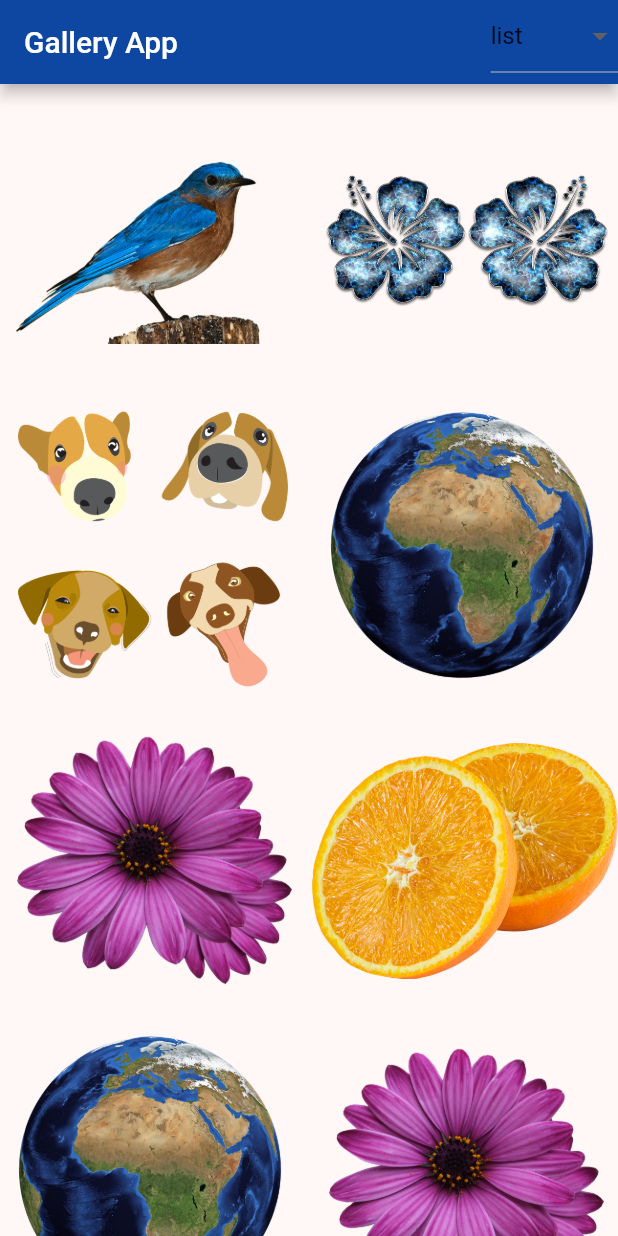
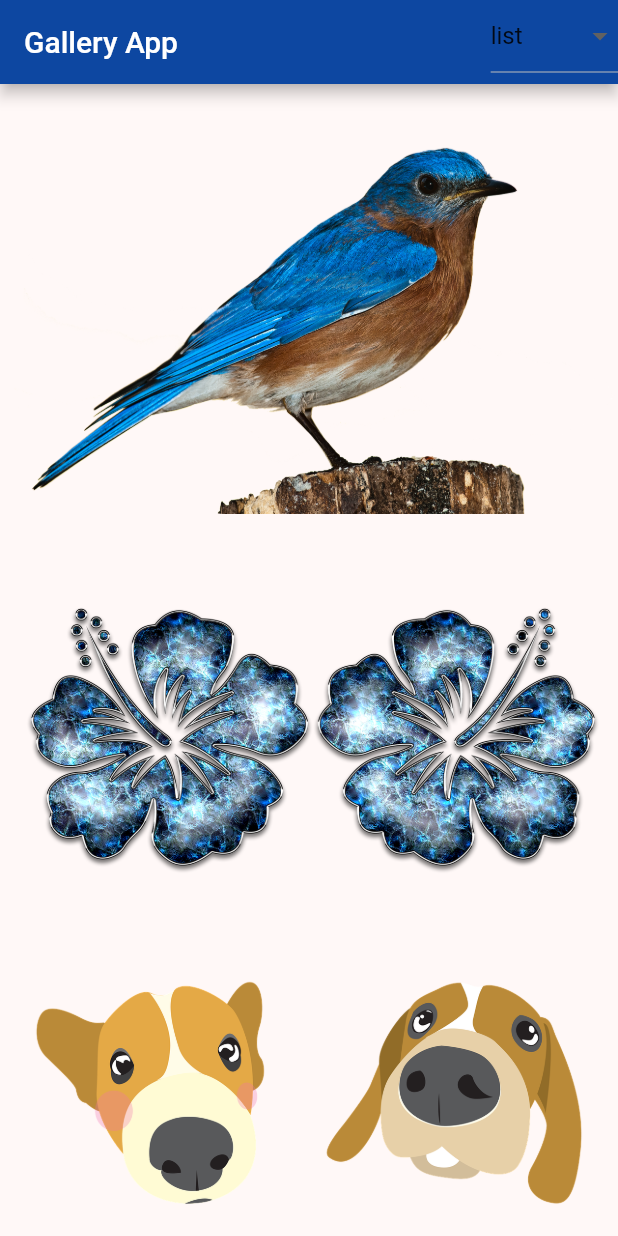
Before and after one commit to rahulagrawal1tw/GalleryApp, a Flutter app: the screen it shows after launch, on a phone screen of 412 x 824 dp. Run offline on Flutter 3.47's test engine with Material 2 defaults, Android fonts, the phone set to English and light mode, and no system bars; our stand-ins replace carousel_slider, shared_preferences.

```diff
--- a/lib/image_screen.dart
+++ b/lib/image_screen.dart
@@ -1,3 +1,4 @@
+import 'package:carousel_slider/carousel_slider.dart';
 import 'package:flutter/material.dart';
 import 'package:shared_preferences/shared_preferences.dart';
 
@@ -77,7 +78,39 @@ class _ImageScreen extends State<ImageScreen> {
         ],
         backgroundColor: Colors.blue.shade900,
       ),
-      body: GridView.builder(
+      body: getViewWidget(_viewType),
+    );
+  }
+
+  Widget getViewWidget(String viewType) {
+    switch (viewType) {
+      case 'list':
+        return buildListView();
+      case 'grid':
+        return buildGridView();
+      case 'carousel':
+        return buildCarouselView(imagePaths);
+      default:
+        return Container(); // Or any other default widget
+    }
+  }
+
+  Widget buildListView() {
+    // Implement your ListView logic here
+    return ListView.builder(
+      itemCount: imagePaths.length,
+      itemBuilder: (context, index) {
+        return Image.asset(
+          imagePaths[index],
+          fit: BoxFit.scaleDown,
+        );
+      },
+    );
+  }
+
+  Widget buildGridView() {
+    // Implement your GridView logic here
+    return GridView.builder(
       itemCount: imagePaths.length,
       gridDelegate: const SliverGridDelegateWithFixedCrossAxisCount(
           crossAxisCount: 2, crossAxisSpacing: 4, mainAxisSpacing: 4),
@@ -86,7 +119,38 @@ class _ImageScreen extends State<ImageScreen> {
           imagePaths[index],
           fit: BoxFit.scaleDown,
         );
-          }),
+      },
+    );
+  }
+
+  Widget buildCarouselView(List<String> imagePaths) {
+    return CarouselSlider(
+      options: CarouselOptions(
+        aspectRatio: 16/9,
+        viewportFraction: 0.8,
+        autoPlay: false,
+        autoPlayInterval: const Duration(seconds: 3),
+        autoPlayAnimationDuration: const Duration(milliseconds: 800),
+        autoPlayCurve: Curves.fastOutSlowIn,
+        pauseAutoPlayOnTouch: true,
+        enlargeCenterPage: true,
+        scrollDirection: Axis.horizontal,
+      ),
+      items: imagePaths.map((item) {
+        return Builder(
+          builder: (BuildContext context) {
+            return Container(
+              width: double.infinity,
+              height: double.infinity,
+              margin: const EdgeInsets.symmetric(horizontal: 5.0),
+              child: Image.asset(
+                item,
+                fit: BoxFit.cover,
+              ),
+            );
+          },
+        );
+      }).toList(),
     );
   }
 }
--- a/pubspec.yaml
+++ b/pubspec.yaml
@@ -8,6 +8,7 @@ environment:
 dependencies:
   flutter:
     sdk: flutter
+  carousel_slider: ^4.0.0
   cupertino_icons: ^1.0.2
   shared_preferences: ^2.2.2
 
```
Also changed, not shown: pubspec.lock. Lines whose indentation alone changed are shown as unchanged.
